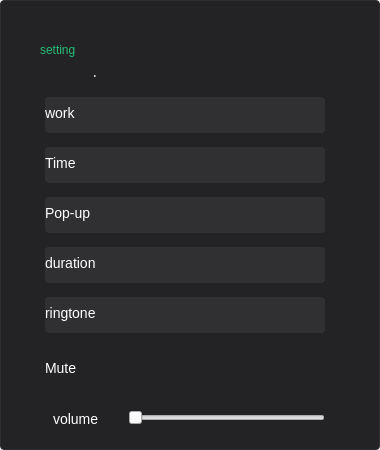
Qt form src/plugins/ukui-clock/setupPage.ui (ukui/ukui-sidebar) before a commit.
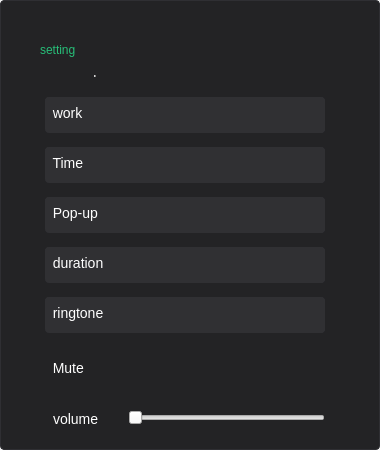
The same form after that commit. Icons and pictures are not drawn.

```diff
--- a/src/plugins/ukui-clock/setupPage.ui
+++ b/src/plugins/ukui-clock/setupPage.ui
@@ -111,7 +111,7 @@
 </string>
      </property>
      <property name="text">
-      <string>work</string>
+      <string>  work</string>
      </property>
     </widget>
     <widget class="QPushButton" name="pushButton_10">
@@ -186,7 +186,7 @@
 </string>
      </property>
      <property name="text">
-      <string>Time</string>
+      <string>  Time</string>
      </property>
     </widget>
     <widget class="QPushButton" name="pushButton_11">
@@ -261,7 +261,7 @@
 </string>
      </property>
      <property name="text">
-      <string>Pop-up</string>
+      <string>  Pop-up</string>
      </property>
     </widget>
     <widget class="QPushButton" name="pushButton_12">
@@ -336,7 +336,7 @@
 </string>
      </property>
      <property name="text">
-      <string>duration</string>
+      <string>  duration</string>
      </property>
     </widget>
     <widget class="QPushButton" name="pushButton_13">
@@ -411,7 +411,7 @@
 </string>
      </property>
      <property name="text">
-      <string>ringtone</string>
+      <string>  ringtone</string>
      </property>
     </widget>
     <widget class="QPushButton" name="pushButton_14">
@@ -469,7 +469,7 @@
 color:rgba(255,255,255,1)</string>
     </property>
     <property name="text">
-     <string>Mute</string>
+     <string>  Mute</string>
     </property>
    </widget>
    <widget class="QPushButton" name="pushButton_2">
```
